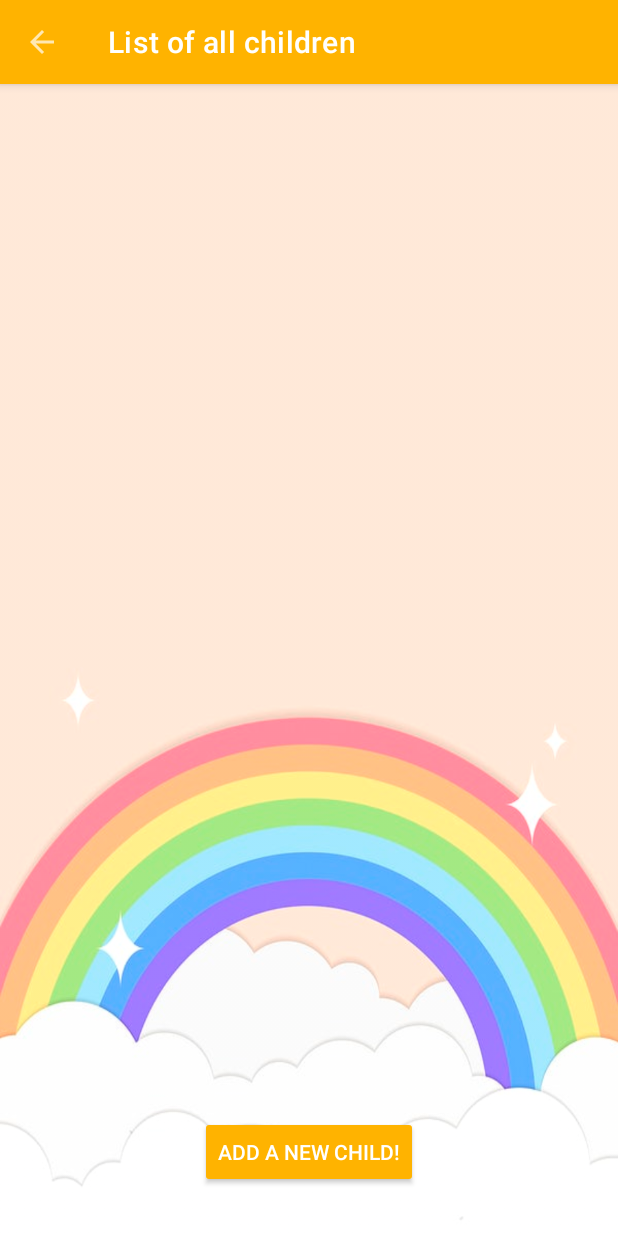
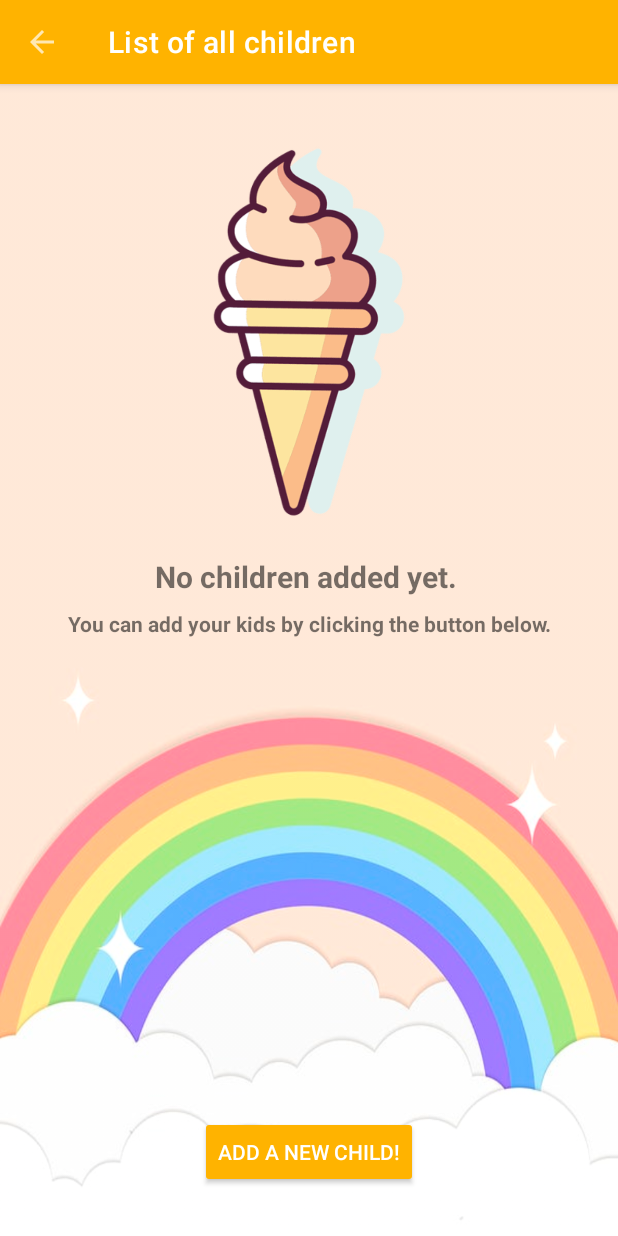
Before and after one commit to bdegouti/Parenting-App, an Android app: the ChildrenListActivity screen opened directly, with no data from a screen before it, on a phone screen of 412 x 824 dp. Run offline under Robolectric (Android 15) with nearby library versions, the phone set to English and light mode, and no system bars; Roboto replaces fonts that are not available here.

Commit message:
[natran] Implement empty state for children list. Show icon and text instruction when there is no children in the system.

```diff
--- a/app/src/main/java/com/example/parentapp/ChildrenListActivity.java
+++ b/app/src/main/java/com/example/parentapp/ChildrenListActivity.java
@@ -14,6 +14,7 @@ import android.view.ViewGroup;
 import android.widget.AdapterView;
 import android.widget.ArrayAdapter;
 import android.widget.Button;
+import android.widget.ImageView;
 import android.widget.ListView;
 import android.widget.TextView;
 
@@ -28,18 +29,41 @@ public class ChildrenListActivity extends AppCompatActivity {
         super.onCreate(savedInstanceState);
         setContentView(R.layout.activity_children_list);
 
+        childrenManager = ChildrenManager.getInstance();
 
-        childrenManager = ChildrenManager.getInstance();
+        populateListView();
         registerCallBackListenerForChildrenListView();
 
         setUpToolbar();
         setUpButtonAddNewChild();
+
+        handleEmptyState();
     }
 
     @Override
     protected void onStart() {
         super.onStart();
         populateListView();
+        handleEmptyState();
+    }
+
+    private void handleEmptyState()
+    {
+        ImageView ivBigIceCream = findViewById(R.id.imageViewEmptyStateBigIceCream);
+        TextView tvNoChild = findViewById(R.id.textViewNoChildrenToShow);
+        TextView tvInstruction = findViewById(R.id.textViewAddChildInstruction);
+        if(childrenManager.getNumberOfChildren() == 0)
+        {
+            ivBigIceCream.setVisibility(View.VISIBLE);
+            tvNoChild.setVisibility(View.VISIBLE);
+            tvInstruction.setVisibility(View.VISIBLE);
+        }
+        else
+        {
+            ivBigIceCream.setVisibility(View.INVISIBLE);
+            tvNoChild.setVisibility(View.INVISIBLE);
+            tvInstruction.setVisibility(View.INVISIBLE);
+        }
     }
 
     public static Intent makeIntent(Context c)
--- a/app/src/main/res/layout/activity_children_list.xml
+++ b/app/src/main/res/layout/activity_children_list.xml
@@ -41,7 +41,9 @@
         app:layout_constraintBottom_toTopOf="@+id/buttonAddChild"
         app:layout_constraintEnd_toEndOf="parent"
         app:layout_constraintStart_toStartOf="parent"
-        app:layout_constraintTop_toBottomOf="@+id/appBarLayout2" />
+        app:layout_constraintTop_toBottomOf="@+id/appBarLayout2" >
+
+    </ListView>
 
     <Button
         android:id="@+id/buttonAddChild"
@@ -55,4 +57,47 @@
         app:layout_constraintEnd_toEndOf="parent"
         app:layout_constraintStart_toStartOf="parent" />
 
+    <ImageView
+        android:id="@+id/imageViewEmptyStateBigIceCream"
+        android:layout_width="0dp"
+        android:layout_height="0dp"
+        android:layout_marginStart="32dp"
+        android:layout_marginTop="32dp"
+        android:layout_marginEnd="32dp"
+        android:layout_marginBottom="16dp"
+        android:visibility="invisible"
+        app:layout_constraintBottom_toTopOf="@+id/textViewNoChildrenToShow"
+        app:layout_constraintEnd_toEndOf="parent"
+        app:layout_constraintStart_toStartOf="parent"
+        app:layout_constraintTop_toBottomOf="@+id/appBarLayout2"
+        app:srcCompat="@drawable/ice_cream" />
+
+    <TextView
+        android:id="@+id/textViewNoChildrenToShow"
+        android:layout_width="wrap_content"
+        android:layout_height="wrap_content"
+        android:layout_marginBottom="32dp"
+        android:text="No children added yet. "
+        android:textSize="20sp"
+        android:textStyle="bold"
+        android:visibility="invisible"
+        app:layout_constraintBottom_toTopOf="@+id/buttonAddChild"
+        app:layout_constraintEnd_toEndOf="parent"
+        app:layout_constraintStart_toStartOf="parent"
+        app:layout_constraintTop_toBottomOf="@+id/appBarLayout2" />
+
+    <TextView
+        android:id="@+id/textViewAddChildInstruction"
+        android:layout_width="wrap_content"
+        android:layout_height="wrap_content"
+        android:layout_marginTop="8dp"
+        android:text="You can add your kids by clicking the button below."
+        android:textAlignment="center"
+        android:textSize="14sp"
+        android:textStyle="bold"
+        android:visibility="invisible"
+        app:layout_constraintEnd_toEndOf="parent"
+        app:layout_constraintStart_toStartOf="parent"
+        app:layout_constraintTop_toBottomOf="@+id/textViewNoChildrenToShow" />
+
 </androidx.constraintlayout.widget.ConstraintLayout>
```
